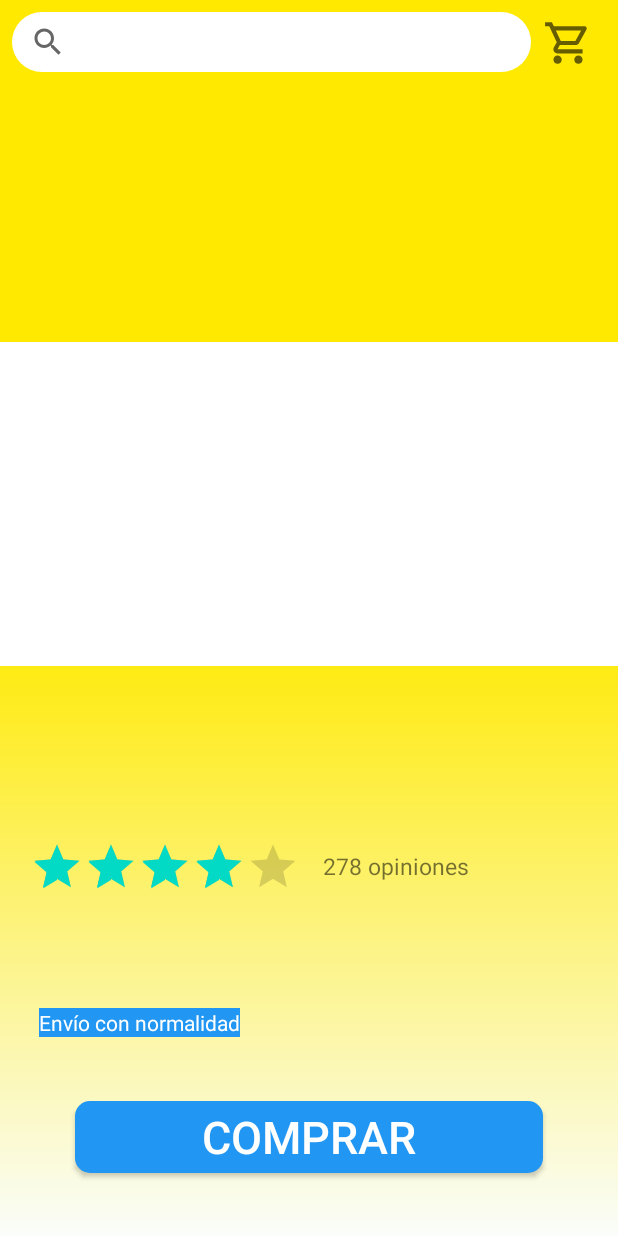
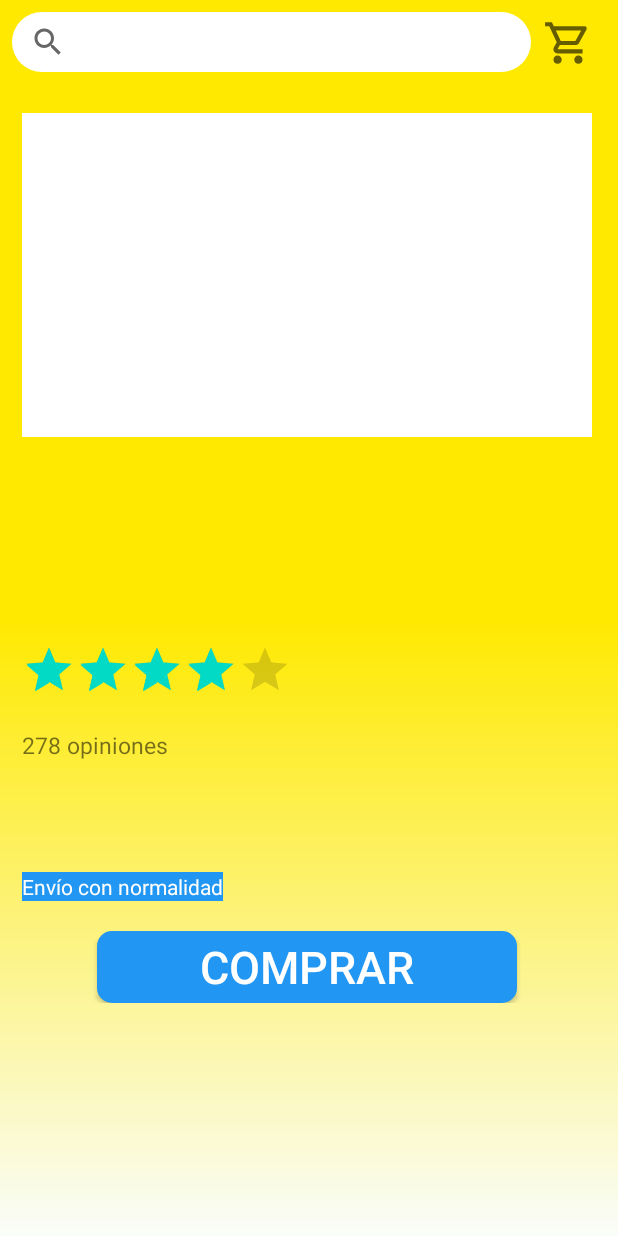
Before and after one commit to demarcosergio/TallerDeProgramacion, an Android app: the ProductDetailActivity screen opened directly, with no data from a screen before it, on a phone screen of 412 x 824 dp. Run offline under Robolectric (Android 15) with nearby library versions, the phone set to English and light mode, and no system bars; our stand-ins replace Picasso; pictures from the network do not load; 5 statements that could not run were skipped.

Commit message:
Entrega Numero 3

```diff
--- a/app/build.gradle
+++ b/app/build.gradle
@@ -22,6 +22,9 @@ android {
             proguardFiles getDefaultProguardFile('proguard-android-optimize.txt'), 'proguard-rules.pro'
         }
     }
+    viewBinding{
+        enabled=true
+    }
 
 }
 
--- a/app/src/main/java/ar/com/tallerdeprogramacion/ProductDetailActivity.kt
+++ b/app/src/main/java/ar/com/tallerdeprogramacion/ProductDetailActivity.kt
@@ -1,9 +1,13 @@
 package ar.com.tallerdeprogramacion
 
+import android.content.Intent
+import android.os.Bundle
+import android.view.LayoutInflater
+import android.widget.ImageView
+import android.widget.SearchView
+import android.widget.TextView
 import androidx.appcompat.app.AppCompatActivity
-import android.os.Bundle
-import android.widget.ImageView
-import android.widget.TextView
+import ar.com.tallerdeprogramacion.databinding.ActivityProductDetailBinding
 import ar.com.tallerdeprogramacion.retrofit.Product
 import com.squareup.picasso.Picasso
 
@@ -12,12 +16,31 @@ class ProductDetailActivity : AppCompatActivity() {
     private lateinit var textViewProductState : TextView
     private lateinit var imageViewProductDetail: ImageView
     private lateinit var textViewPrice: TextView
+    private lateinit var binding: ActivityProductDetailBinding
 
     override fun onCreate(savedInstanceState: Bundle?) {
         super.onCreate(savedInstanceState)
-        setContentView(R.layout.activity_product_detail)
+        binding = ActivityProductDetailBinding.inflate(LayoutInflater.from(this@ProductDetailActivity))
+        setContentView(binding.root)
         initViews()
         mapDataOnViews()
+        val searchview = findViewById<SearchView>(R.id.searchView)
+        searchview.setOnQueryTextListener(
+            object : SearchView.OnQueryTextListener{
+                override fun onQueryTextSubmit(query: String?): Boolean {
+                    //onSearch(query)
+                    val intent = Intent(this@ProductDetailActivity,MainActivity::class.java)
+                    intent.putExtra(getString(R.string.postQueryBoolean),true)
+                    intent.putExtra(getString(R.string.postQueryText),query)
+                    startActivity(intent)
+                    return true
+                }
+
+                override fun onQueryTextChange(newText: String?): Boolean {
+                    return false
+                }
+            }
+        )
     }
 
     private fun mapDataOnViews() {
@@ -25,7 +48,8 @@ class ProductDetailActivity : AppCompatActivity() {
         val productTitle= this.textViewTitle
         productTitle.text=product.title
         val productState= textViewProductState
-        if(product.condition == "new") productState.text = "Nuevo " else productState.text = "Usado " +product.soldQuantity+" Vendidos"
+        if(product.condition == "new") productState.text = getString(R.string.estadoNuevo) else productState.text = getString(
+                    R.string.estadoUsado) +product.soldQuantity+getString(R.string.Vendidos)
         val productPrice=textViewPrice
         productPrice.text= """$ ${product.price}"""
 
@@ -36,10 +60,9 @@ class ProductDetailActivity : AppCompatActivity() {
     }
 
     private fun initViews() {
-        imageViewProductDetail=findViewById(R.id.imageViewProductDetail)
-        textViewProductState=findViewById(R.id.textViewProductState)
-        textViewTitle=findViewById(R.id.textViewTitle)
-        textViewPrice=findViewById(R.id.textViewPrice)
-
+        imageViewProductDetail=binding.imageViewProductDetail
+        textViewProductState=binding.textViewProductState
+        textViewTitle=binding.textViewTitle
+        textViewPrice=binding.textViewPrice
     }
 }
--- a/app/src/main/res/layout/activity_product_detail.xml
+++ b/app/src/main/res/layout/activity_product_detail.xml
@@ -1,5 +1,6 @@
 <?xml version="1.0" encoding="utf-8"?>
-<androidx.constraintlayout.widget.ConstraintLayout xmlns:android="http://schemas.android.com/apk/res/android"
+<androidx.constraintlayout.widget.ConstraintLayout
+    xmlns:android="http://schemas.android.com/apk/res/android"
     xmlns:app="http://schemas.android.com/apk/res-auto"
     xmlns:tools="http://schemas.android.com/tools"
     android:layout_width="match_parent"
@@ -7,25 +8,55 @@
     android:background="@drawable/yellow_bg_color"
     tools:context=".ProductDetailActivity">
 
-    <include layout="@layout/activity_toolbar"/>
+    <include
+        android:id="@+id/toolbarProductDetail"
+        layout="@layout/activity_toolbar" />
+
+    <androidx.constraintlayout.widget.Guideline
+        android:id="@+id/guidelineLeftProductDet"
+        android:layout_width="wrap_content"
+        android:layout_height="wrap_content"
+        android:orientation="vertical"
+        app:layout_constraintGuide_begin="15dp" />
+    <androidx.constraintlayout.widget.Guideline
+        android:id="@+id/guidelineRightProductDet"
+        android:layout_width="wrap_content"
+        android:layout_height="wrap_content"
+        android:orientation="vertical"
+        app:layout_constraintGuide_end="15dp" />
+
+
+    <ScrollView
+        android:layout_width="0dp"
+        android:layout_height="0dp"
+        app:layout_constraintBottom_toBottomOf="parent"
+        app:layout_constraintEnd_toStartOf="@+id/guidelineRightProductDet"
+        app:layout_constraintStart_toStartOf="@+id/guidelineLeftProductDet"
+        app:layout_constraintTop_toTopOf="@+id/toolbarProductDetail"
+        app:layout_constraintVertical_bias="0.0">
+
+        <LinearLayout
+            android:layout_width="wrap_content"
+            android:layout_height="wrap_content"
+            android:orientation="vertical">
 
             <ImageView
                 android:id="@+id/imageViewProductDetail"
-        android:contentDescription="productDetail"
                 android:layout_width="match_parent"
                 android:layout_height="216dp"
-        android:layout_marginBottom="380dp"
+                android:layout_marginTop="75dp"
                 android:adjustViewBounds="true"
                 android:background="@android:color/white"
+                android:contentDescription="@string/productdetail"
                 app:layout_constraintBottom_toBottomOf="parent"
                 app:layout_constraintEnd_toEndOf="parent"
-        app:layout_constraintHorizontal_bias="0.0"
-        app:layout_constraintStart_toStartOf="parent" />
+                app:layout_constraintStart_toStartOf="@id/guidelineLeftProductDet" />
 
             <TextView
                 android:id="@+id/textViewProductState"
                 android:layout_width="wrap_content"
                 android:layout_height="wrap_content"
+                android:layout_marginTop="20dp"
                 android:textSize="15sp"
                 app:layout_constraintBottom_toBottomOf="parent"
                 app:layout_constraintEnd_toEndOf="parent"
@@ -38,6 +69,7 @@
                 android:id="@+id/textViewTitle"
                 android:layout_width="380dp"
                 android:layout_height="76dp"
+                android:layout_marginTop="20dp"
                 android:textSize="30sp"
                 app:layout_constraintBottom_toBottomOf="parent"
                 app:layout_constraintEnd_toStartOf="@+id/guidelineRightProductDet"
@@ -47,6 +79,7 @@
 
             <RatingBar
                 android:id="@+id/ratingBarProductDetail"
+                style="@style/MyRatingBar"
                 android:layout_width="wrap_content"
                 android:layout_height="37dp"
                 android:max="5"
@@ -58,13 +91,13 @@
                 app:layout_constraintHorizontal_bias="0.025"
                 app:layout_constraintStart_toStartOf="@+id/guidelineLeftProductDet"
                 app:layout_constraintTop_toBottomOf="@+id/textViewTitle"
-        app:layout_constraintVertical_bias="0.0"
-        style="@style/MyRatingBar"/>
+                app:layout_constraintVertical_bias="0.0" />
 
             <TextView
                 android:id="@+id/textViewReview"
                 android:layout_width="wrap_content"
                 android:layout_height="wrap_content"
+                android:layout_marginTop="20dp"
                 android:text="@string/opiniones"
                 android:textSize="15sp"
                 app:layout_constraintBottom_toBottomOf="parent"
@@ -90,6 +123,7 @@
                 android:id="@+id/textViewShipping"
                 android:layout_width="wrap_content"
                 android:layout_height="wrap_content"
+                android:layout_marginTop="20dp"
                 android:background="#2196f3"
                 android:text="@string/envio_con_normalidad"
                 android:textColor="@android:color/background_light"
@@ -102,30 +136,21 @@
 
             <Button
                 android:id="@+id/buy_button"
-        android:layout_marginStart="50dp"
-        android:layout_marginEnd="50dp"
                 android:layout_width="fill_parent"
                 android:layout_height="wrap_content"
-        android:textSize="30sp"
+                android:layout_marginStart="50dp"
+                android:layout_marginTop="20dp"
+                android:layout_marginEnd="50dp"
                 android:background="@drawable/buy_button"
                 android:text="@string/comprar"
                 android:textColor="@android:color/background_light"
+                android:textSize="30sp"
                 app:layout_constraintBottom_toBottomOf="parent"
                 app:layout_constraintEnd_toEndOf="parent"
                 app:layout_constraintHorizontal_bias="0.513"
                 app:layout_constraintStart_toStartOf="parent"
                 app:layout_constraintTop_toBottomOf="@+id/textViewShipping" />
 
-    <androidx.constraintlayout.widget.Guideline
-        android:id="@+id/guidelineLeftProductDet"
-        android:layout_width="wrap_content"
-        android:layout_height="wrap_content"
-        android:orientation="vertical"
-        app:layout_constraintGuide_begin="15dp" />
-    <androidx.constraintlayout.widget.Guideline
-        android:id="@+id/guidelineRightProductDet"
-        android:layout_width="wrap_content"
-        android:layout_height="wrap_content"
-        android:orientation="vertical"
-        app:layout_constraintGuide_end="15dp" />
+        </LinearLayout>
+    </ScrollView>
 </androidx.constraintlayout.widget.ConstraintLayout>
--- a/app/src/main/res/layout/activity_product_list.xml
+++ b/app/src/main/res/layout/activity_product_list.xml
@@ -15,7 +15,7 @@
         app:layout_constraintDimensionRatio="1:1"
         app:layout_constraintStart_toStartOf="parent"
         app:layout_constraintTop_toTopOf="parent"
-        android:contentDescription="productMainImage"
+        android:contentDescription="@string/productmainimage"
         tools:srcCompat="@tools:sample/avatars"/>
     <TextView
         android:id="@+id/textViewShipping"
--- a/app/src/main/res/layout/activity_toolbar.xml
+++ b/app/src/main/res/layout/activity_toolbar.xml
@@ -40,7 +40,7 @@
         app:layout_constraintGuide_begin="50dp" />
     <ImageButton
         android:id="@+id/imageButton3"
-        android:contentDescription="cartIcon"
+        android:contentDescription="@string/carticon"
         android:layout_width="33dp"
         android:layout_marginTop="3dp"
         android:layout_height="33dp"
--- a/app/src/main/res/values/strings.xml
+++ b/app/src/main/res/values/strings.xml
@@ -5,4 +5,23 @@
     <string name="envio_con_normalidad">Envío con normalidad</string>
     <string name="comprar">Comprar</string>
     <string name="error_mesagge">Hubo un error</string>
+    <string name="banner5">Banner5</string>
+    <string name="banner4">Banner4</string>
+    <string name="banner3">Banner3</string>
+    <string name="banner2">Banner2</string>
+    <string name="banner1">Banner1</string>
+    <string name="estadoNuevo">Nuevo</string>
+    <string name="estadoUsado">Usado</string>
+    <string name="Vendidos">Vendidos</string>
+    <string name="postQueryBoolean">postOnQueryTextSubmit</string>
+    <string name="postQueryText">postQueryText</string>
+    <string name="sinResultados">No se encontraron resultados</string>
+    <string name="sinResultadosDetalle">Por favor cambie el criterio de búsqueda y vuelva a intentarlo.</string>
+    <string name="errorEnBusqueda">No se pudo realizar la busqueda!</string>
+    <string name="errorEnBusquedaDetalle">Por favor vuelva a intentarlo.</string>
+    <string name="SinInternet">Se perdió la conexion a internet</string>
+    <string name="SinInternetDetalle">No se detectó una red activa. Verifica la conexión de datos y vuelve a intentarlo.</string>
+    <string name="productdetail">productDetail</string>
+    <string name="productmainimage">productMainImage</string>
+    <string name="carticon">cartIcon</string>
 </resources>
```
Also changed, not shown: app/src/main/AndroidManifest.xml (+12 -6 lines), app/src/main/java/ar/com/tallerdeprogramacion/MainActivity.kt (+28 -20 lines), app/src/main/java/ar/com/tallerdeprogramacion/Utils/BannerControl.kt (added, +11 -0 lines), app/src/main/java/ar/com/tallerdeprogramacion/Utils/ErrorControl.kt (added, +20 -0 lines), app/src/main/java/ar/com/tallerdeprogramacion/Utils/KeyboardControl.kt (added, +18 -0 lines), app/src/main/java/ar/com/tallerdeprogramacion/Utils/NetworkControl.kt (added, +13 -0 lines), app/src/main/java/ar/com/tallerdeprogramacion/Utils/ProgressBarControl.kt (added, +13 -0 lines), app/src/main/res/layout/activity_main.xml (+15 -7 lines), 2 other files. Lines whose indentation alone changed are shown as unchanged.
